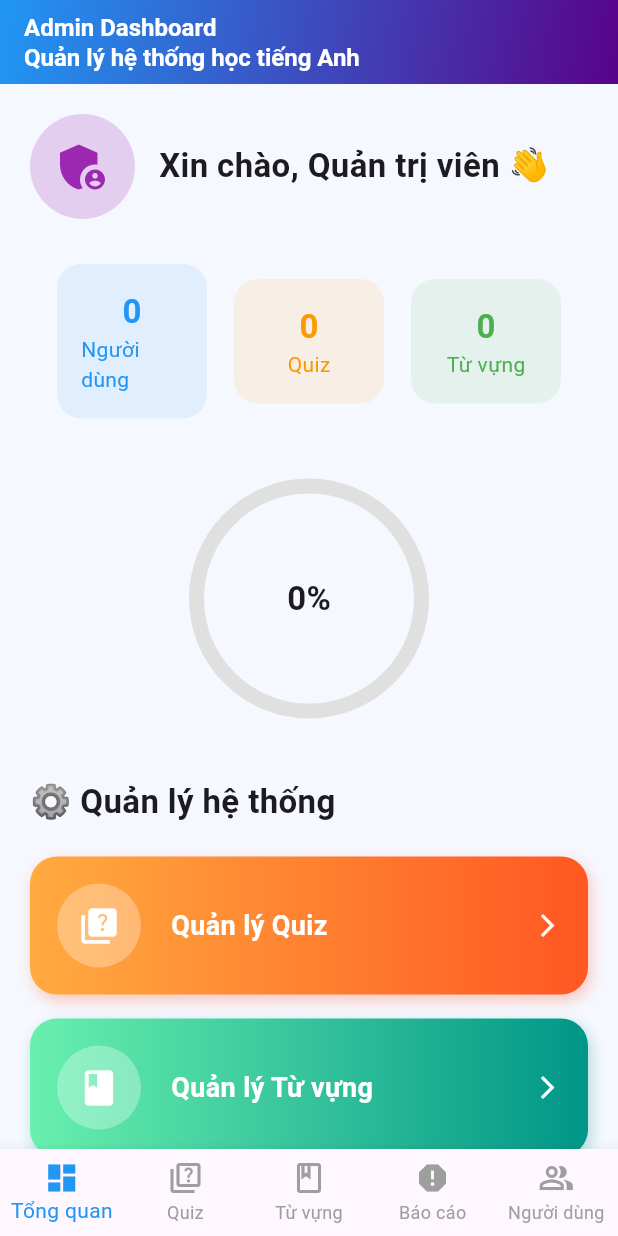
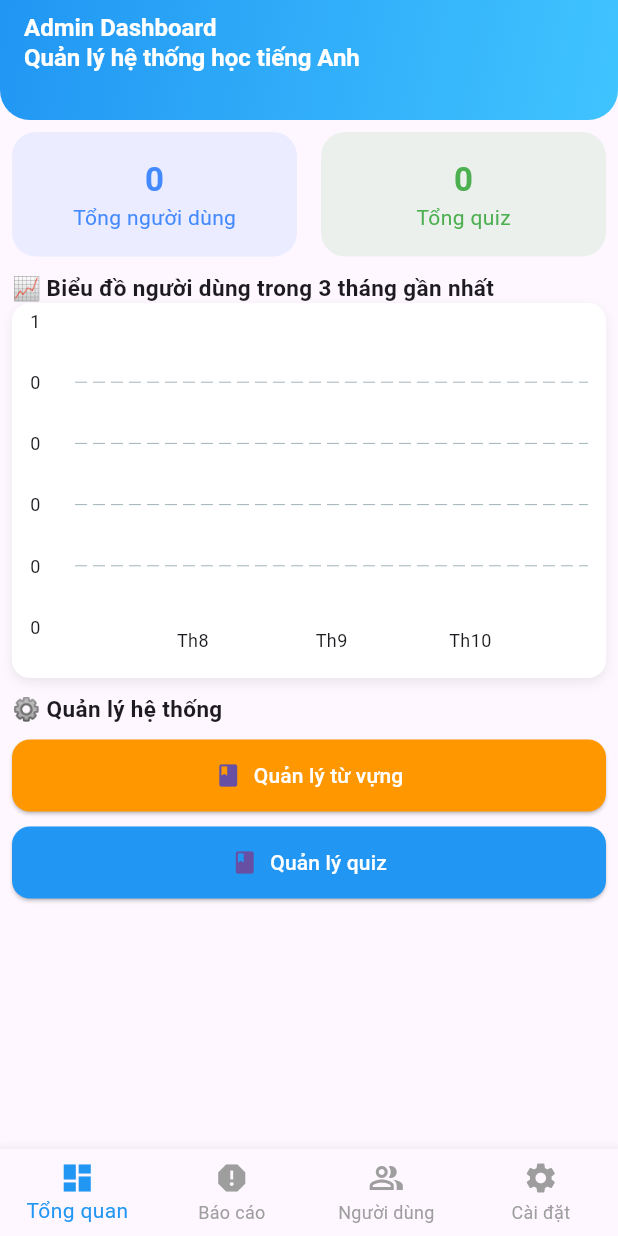
Before and after one commit to leducvu192005/AppLearnEnglish2, a Flutter app: the LayoutsAdmin screen opened directly, on a phone screen of 412 x 824 dp. Run offline on Flutter 3.47's test engine with Material 3 defaults, Android fonts, the phone set to English and light mode, and no system bars; drawn by our look-alikes of fl_chart, percent_indicator; our stand-ins replace cloud_firestore, firebase_auth, firebase_core; accounts and stored records are empty.

Commit message:
giao diện tổng quan

```diff
--- a/lib/admin/admin_screen.dart
+++ b/lib/admin/admin_screen.dart
@@ -1,6 +1,6 @@
 import 'package:flutter/material.dart';
 import 'package:cloud_firestore/cloud_firestore.dart';
-import 'package:percent_indicator/percent_indicator.dart';
+import 'package:fl_chart/fl_chart.dart';
 
 class AdminScreen extends StatefulWidget {
   const AdminScreen({super.key});
@@ -14,8 +14,9 @@ class _AdminScreenState extends State<AdminScreen> {
 
   int totalUsers = 0;
   int totalQuizzes = 0;
-  int totalWords = 0;
   bool isLoading = true;
+
+  Map<String, int> userGrowth = {}; // Số người dùng theo tháng
 
   @override
   void initState() {
@@ -27,16 +28,41 @@ class _AdminScreenState extends State<AdminScreen> {
     try {
       final users = await _firestore.collection('users').get();
       final quizzes = await _firestore.collection('quizzes').get();
-      final words = await _firestore.collection('vocabulary').get();
 
+      // Đếm người dùng theo tháng
+      final now = DateTime.now();
+      final Map<String, int> growth = {};
+
+      for (var doc in users.docs) {
+        final data = doc.data();
+        final createdAt = (data['createdAt'] as Timestamp?)?.toDate();
+        if (createdAt == null) continue;
+
+        final monthKey = "${createdAt.month}-${createdAt.year}";
+        growth[monthKey] = (growth[monthKey] ?? 0) + 1;
+      }
+
+      // Lấy 3 tháng gần nhất
+      final last3Months = List.generate(3, (i) {
+        final date = DateTime(now.year, now.month - i, 1);
+        return "${date.month}-${date.year}";
+      }).reversed.toList();
+
+      // Chỉ lấy 3 tháng gần nhất
+      final filteredGrowth = {
+        for (var key in last3Months) key: growth[key] ?? 0,
+      };
+
+      if (!mounted) return;
       setState(() {
         totalUsers = users.size;
         totalQuizzes = quizzes.size;
-        totalWords = words.size;
+        userGrowth = filteredGrowth;
         isLoading = false;
       });
     } catch (e) {
       print('❌ Lỗi tải thống kê: $e');
+      if (!mounted) return;
       setState(() => isLoading = false);
     }
   }
@@ -44,101 +70,91 @@ class _AdminScreenState extends State<AdminScreen> {
   @override
   Widget build(BuildContext context) {
     return Scaffold(
-      backgroundColor: const Color(0xFFF6F8FF),
       body: isLoading
           ? const Center(child: CircularProgressIndicator())
           : SingleChildScrollView(
-              padding: const EdgeInsets.all(20),
+              padding: const EdgeInsets.all(8),
               child: Column(
                 crossAxisAlignment: CrossAxisAlignment.start,
                 children: [
-                  // 🧑‍💼 Header
                   Row(
                     children: [
-                      CircleAvatar(
-                        radius: 35,
-                        backgroundColor: Colors.purple.withOpacity(0.2),
-                        child: const Icon(
-                          Icons.admin_panel_settings,
-                          size: 40,
-                          color: Colors.purple,
+                      Expanded(
+                        child: _buildStatCard(
+                          "Tổng người dùng",
+                          totalUsers,
+                          Colors.blueAccent,
                         ),
                       ),
                       const SizedBox(width: 16),
-                      const Text(
-                        "Xin chào, Quản trị viên 👋",
-                        style: TextStyle(
-                          fontSize: 22,
-                          fontWeight: FontWeight.bold,
+                      Expanded(
+                        child: _buildStatCard(
+                          "Tổng quiz",
+                          totalQuizzes,
+                          Colors.green,
                         ),
                       ),
                     ],
                   ),
-                  const SizedBox(height: 30),
+                  const SizedBox(height: 10),
+                  const Text(
+                    "📈 Biểu đồ người dùng trong 3 tháng gần nhất",
+                    style: TextStyle(fontSize: 15, fontWeight: FontWeight.bold),
+                  ),
 
-                  // 📊 Tổng quan số liệu
-                  Row(
-                    mainAxisAlignment: MainAxisAlignment.spaceEvenly,
+                  _buildBarChart(),
+                  const SizedBox(height: 10),
+                  const Text(
+                    "⚙️ Quản lý hệ thống",
+                    style: TextStyle(fontSize: 15, fontWeight: FontWeight.bold),
+                  ),
+                  const SizedBox(height: 10),
+
+                  Column(
                     children: [
-                      _buildStatCard("Người dùng", totalUsers, Colors.blue),
-                      _buildStatCard("Quiz", totalQuizzes, Colors.orange),
-                      _buildStatCard("Từ vựng", totalWords, Colors.green),
-                    ],
+                      SizedBox(
+                        width: double.infinity, // ✅ Chiếm toàn bộ chiều ngang
+                        child: ElevatedButton.icon(
+                          onPressed: () {
+                            Navigator.pushNamed(context, '/admin/vocabulary');
+                          },
+                          icon: const Icon(Icons.book),
+                          label: const Text(
+                            "Quản lý từ vựng",
+                            style: TextStyle(color: Colors.white),
                           ),
-                  const SizedBox(height: 40),
-
-                  // 📈 Tỷ lệ phát triển (ví dụ ước lượng)
-                  Center(
-                    child: CircularPercentIndicator(
-                      radius: 80,
-                      lineWidth: 10,
-                      percent: (totalUsers / 100).clamp(0.0, 1.0),
-                      progressColor: Colors.deepPurple,
-                      backgroundColor: Colors.grey.shade300,
-                      animation: true,
-                      center: Text(
-                        "${totalUsers > 100 ? 100 : totalUsers}%",
-                        style: const TextStyle(
-                          fontSize: 22,
-                          fontWeight: FontWeight.bold,
+                          style: ElevatedButton.styleFrom(
+                            backgroundColor: Colors.orange,
+                            padding: const EdgeInsets.symmetric(vertical: 14),
+                            shape: RoundedRectangleBorder(
+                              borderRadius: BorderRadius.circular(12),
                             ),
                           ),
                         ),
                       ),
-                  const SizedBox(height: 40),
 
-                  const Text(
-                    "⚙️ Quản lý hệ thống",
-                    style: TextStyle(fontSize: 22, fontWeight: FontWeight.bold),
-                  ),
-                  const SizedBox(height: 20),
-
-                  _buildCard(
-                    context,
-                    title: "Quản lý Quiz",
-                    icon: Icons.quiz,
-                    colors: [Colors.orangeAccent, Colors.deepOrange],
-                    onTap: () {
+                      const SizedBox(height: 10),
+                      SizedBox(
+                        width: double.infinity, // ✅ Chiếm toàn bộ chiều ngang
+                        child: ElevatedButton.icon(
+                          onPressed: () {
                             Navigator.pushNamed(context, '/admin/quiz');
                           },
+                          icon: const Icon(Icons.book),
+                          label: const Text(
+                            "Quản lý quiz",
+                            style: TextStyle(color: Colors.white),
                           ),
-                  _buildCard(
-                    context,
-                    title: "Quản lý Từ vựng",
-                    icon: Icons.book,
-                    colors: [Colors.greenAccent, Colors.teal],
-                    onTap: () {
-                      Navigator.pushNamed(context, '/admin/vocabulary');
-                    },
+                          style: ElevatedButton.styleFrom(
+                            backgroundColor: Colors.blue,
+                            padding: const EdgeInsets.symmetric(vertical: 14),
+                            shape: RoundedRectangleBorder(
+                              borderRadius: BorderRadius.circular(12),
                             ),
-                  _buildCard(
-                    context,
-                    title: "Quản lý Người dùng",
-                    icon: Icons.people,
-                    colors: [Colors.blueAccent, Colors.indigo],
-                    onTap: () {
-                      Navigator.pushNamed(context, '/admin/users');
-                    },
+                          ),
+                        ),
+                      ),
+                    ],
                   ),
                 ],
               ),
@@ -146,9 +162,101 @@ class _AdminScreenState extends State<AdminScreen> {
     );
   }
 
+  // --- Biểu đồ cột người dùng ---
+  Widget _buildBarChart() {
+    final barGroups = <BarChartGroupData>[];
+    final monthLabels = <String>[];
+
+    int index = 0;
+    userGrowth.forEach((month, count) {
+      barGroups.add(
+        BarChartGroupData(
+          x: index,
+          barRods: [
+            BarChartRodData(
+              toY: count.toDouble(),
+              color: Colors.blueAccent,
+              width: 28,
+              borderRadius: BorderRadius.circular(6),
+            ),
+          ],
+        ),
+      );
+      monthLabels.add(month); // ví dụ "10-2025"
+      index++;
+    });
+
+    return Container(
+      height: 250,
+      padding: const EdgeInsets.all(12),
+      decoration: BoxDecoration(
+        color: Colors.white,
+        borderRadius: BorderRadius.circular(12),
+        boxShadow: [
+          BoxShadow(
+            color: Colors.grey.withOpacity(0.2),
+            blurRadius: 5,
+            offset: const Offset(0, 3),
+          ),
+        ],
+      ),
+      child: BarChart(
+        BarChartData(
+          maxY:
+              (userGrowth.values.isEmpty
+                      ? 1
+                      : (userGrowth.values.reduce((a, b) => a > b ? a : b) + 1))
+                  .toDouble(),
+          gridData: FlGridData(show: true, drawVerticalLine: false),
+          borderData: FlBorderData(show: false),
+          titlesData: FlTitlesData(
+            leftTitles: AxisTitles(
+              sideTitles: SideTitles(
+                showTitles: true,
+                reservedSize: 30,
+                getTitlesWidget: (value, _) => Text(
+                  value.toInt().toString(),
+                  style: const TextStyle(fontSize: 12),
+                ),
+              ),
+            ),
+            bottomTitles: AxisTitles(
+              sideTitles: SideTitles(
+                showTitles: true,
+                getTitlesWidget: (value, _) {
+                  if (value.toInt() >= 0 &&
+                      value.toInt() < monthLabels.length) {
+                    final parts = monthLabels[value.toInt()].split('-');
+                    return Text(
+                      "Th${parts[0]}",
+                      style: const TextStyle(fontSize: 12),
+                    );
+                  }
+                  return const SizedBox.shrink();
+                },
+              ),
+            ),
+            rightTitles: const AxisTitles(
+              sideTitles: SideTitles(showTitles: false),
+            ),
+            topTitles: const AxisTitles(
+              sideTitles: SideTitles(showTitles: false),
+            ),
+          ),
+          barGroups: barGroups,
+          // 🟢 Animation khi biểu đồ hiển thị
+          barTouchData: BarTouchData(enabled: true),
+        ),
+        swapAnimationDuration: const Duration(milliseconds: 800),
+        swapAnimationCurve: Curves.easeOut,
+      ),
+    );
+  }
+
+  // --- Ô thống kê tổng ---
   Widget _buildStatCard(String title, int value, Color color) {
     return Container(
-      width: 100,
+      width: 140,
       padding: const EdgeInsets.all(16),
       decoration: BoxDecoration(
         color: color.withOpacity(0.1),
@@ -169,57 +277,4 @@ class _AdminScreenState extends State<AdminScreen> {
       ),
     );
   }
-
-  Widget _buildCard(
-    BuildContext context, {
-    required String title,
-    required IconData icon,
-    required List<Color> colors,
-    required VoidCallback onTap,
-  }) {
-    return GestureDetector(
-      onTap: onTap,
-      child: Container(
-        margin: const EdgeInsets.only(bottom: 16),
-        decoration: BoxDecoration(
-          gradient: LinearGradient(colors: colors),
-          borderRadius: BorderRadius.circular(18),
-          boxShadow: [
-            BoxShadow(
-              color: colors.last.withOpacity(0.3),
-              blurRadius: 8,
-              offset: const Offset(2, 4),
-            ),
-          ],
-        ),
-        child: Container(
-          padding: const EdgeInsets.all(18),
-          child: Row(
-            children: [
-              CircleAvatar(
-                backgroundColor: Colors.white.withOpacity(0.3),
-                radius: 28,
-                child: Icon(icon, color: Colors.white, size: 28),
-              ),
-              const SizedBox(width: 20),
-              Text(
-                title,
-                style: const TextStyle(
-                  color: Colors.white,
-                  fontSize: 18,
-                  fontWeight: FontWeight.w600,
-                ),
-              ),
-              const Spacer(),
-              const Icon(
-                Icons.arrow_forward_ios,
-                color: Colors.white,
-                size: 18,
-              ),
-            ],
-          ),
-        ),
-      ),
-    );
 }
-}
--- /dev/null
+++ b/lib/admin/setting.dart
@@ -0,0 +1,13 @@
+import 'package:flutter/material.dart';
+
+class Setting extends StatelessWidget {
+  const Setting({super.key});
+
+  @override
+  Widget build(BuildContext context) {
+    return Scaffold(
+      appBar: AppBar(title: const Text('Cài đặt')),
+      body: const Center(child: Text('Trang cài đặt')),
+    );
+  }
+}
--- a/lib/core/route/app_route.dart
+++ b/lib/core/route/app_route.dart
@@ -10,6 +10,7 @@ import 'package:flutter_application_1/admin/quiz_management.dart';
 import 'package:flutter_application_1/admin/user_management.dart';
 import 'package:flutter_application_1/admin/vocabulary_management.dart';
 import 'package:flutter_application_1/admin/reports.dart';
+import 'package:flutter_application_1/admin/setting.dart';
 
 class AppRoute {
   static final Map<String, WidgetBuilder> routes = {
@@ -20,9 +21,10 @@ class AppRoute {
     '/users': (context) => const UserScreen(),
     '/layouts': (context) => const LayoutsMain(),
     '/profile': (context) => const ProfilePage(),
-    '/adminquiz': (context) => const QuizManagement(),
-    '/adminuser': (context) => const UserManagement(),
-    '/adminvocabulary': (context) => const VocabularyManagement(),
+    '/admin/quiz': (context) => const QuizManagement(),
+    '/admin/users': (context) => const UserManagement(),
+    '/admin/vocabulary': (context) => const VocabularyManagement(),
     'reports': (context) => const Reports(),
+    '/settings': (context) => const Setting(),
   };
 }
--- a/lib/screens/layouts_admin.dart
+++ b/lib/screens/layouts_admin.dart
@@ -1,8 +1,7 @@
 import 'package:flutter/material.dart';
 import 'package:flutter_application_1/admin/admin_screen.dart';
-import 'package:flutter_application_1/admin/quiz_management.dart';
 import 'package:flutter_application_1/admin/reports.dart';
-import 'package:flutter_application_1/admin/vocabulary_management.dart';
+import 'package:flutter_application_1/admin/setting.dart';
 import 'package:flutter_application_1/admin/user_management.dart';
 
 class LayoutsAdmin extends StatefulWidget {
@@ -16,12 +15,11 @@ class _LayoutsAdminState extends State<LayoutsAdmin> {
   int _selectedIndex = 0;
 
   // Danh sách các trang
-  final List<Widget> _pages = const [
+  final List<Widget> _pages = [
     AdminScreen(), // Tổng quan
-    QuizManagement(), // Quản lý quiz
-    VocabularyManagement(), // Quản lý từ vựng
     Reports(), //  trang báo cáo
     UserManagement(), // Quản lý người dùng
+    Setting(), // Cài đặt
   ];
 
   void _onItemTapped(int index) {
@@ -33,11 +31,18 @@ class _LayoutsAdminState extends State<LayoutsAdmin> {
   @override
   Widget build(BuildContext context) {
     return Scaffold(
-      // AppBar kiểu gradient giống bên user
-      appBar: AppBar(
-        title: Text(
+      // AppBar kiểu gradient và bo 2 góc dưới
+      appBar: PreferredSize(
+        preferredSize: const Size.fromHeight(80), // Chiều cao AppBar
+        child: ClipRRect(
+          borderRadius: const BorderRadius.only(
+            bottomLeft: Radius.circular(20),
+            bottomRight: Radius.circular(20),
+          ),
+          child: AppBar(
+            title: const Text(
               'Admin Dashboard\nQuản lý hệ thống học tiếng Anh',
-          style: const TextStyle(
+              style: TextStyle(
                 fontSize: 16,
                 fontWeight: FontWeight.bold,
                 color: Colors.white,
@@ -48,9 +53,11 @@ class _LayoutsAdminState extends State<LayoutsAdmin> {
             flexibleSpace: Container(
               decoration: const BoxDecoration(
                 gradient: LinearGradient(
-              colors: [Colors.blue, Color.fromARGB(255, 88, 3, 138)],
+                  colors: [Colors.blue, Colors.lightBlueAccent],
                   begin: Alignment.topLeft,
                   end: Alignment.bottomRight,
+                ),
+              ),
             ),
           ),
         ),
@@ -71,19 +78,12 @@ class _LayoutsAdminState extends State<LayoutsAdmin> {
             icon: Icon(Icons.dashboard),
             label: 'Tổng quan',
           ),
-          BottomNavigationBarItem(
-            icon: Icon(Icons.quiz_outlined),
-            label: 'Quiz',
-          ),
-          BottomNavigationBarItem(
-            icon: Icon(Icons.book_outlined),
-            label: 'Từ vựng',
-          ),
           BottomNavigationBarItem(icon: Icon(Icons.report), label: 'Báo cáo'),
           BottomNavigationBarItem(
             icon: Icon(Icons.people_alt_outlined),
             label: 'Người dùng',
           ),
+          BottomNavigationBarItem(icon: Icon(Icons.settings), label: 'Cài đặt'),
         ],
       ),
     );
--- a/pubspec.yaml
+++ b/pubspec.yaml
@@ -50,6 +50,7 @@ dev_dependencies:
   # package. See that file for information about deactivating specific lint
   # rules and activating additional ones.
   flutter_lints: ^5.0.0
+  fl_chart: ^0.70.0
 
 # For information on the generic Dart part of this file, see the
 # following page: https://dart.dev/tools/pub/pubspec
```
Also changed, not shown: lib/admin/reports.dart (+85 -2 lines), lib/state/quiz_provider.dart (+16 -3 lines), pubspec.lock. Lines whose indentation alone changed are shown as unchanged.
